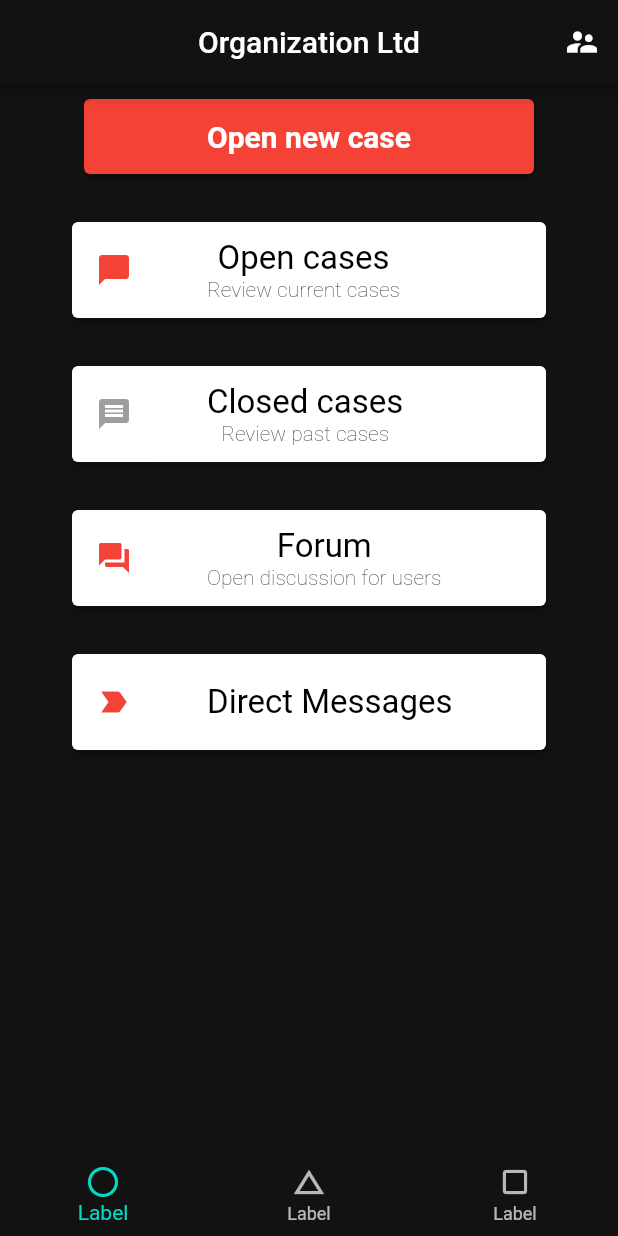
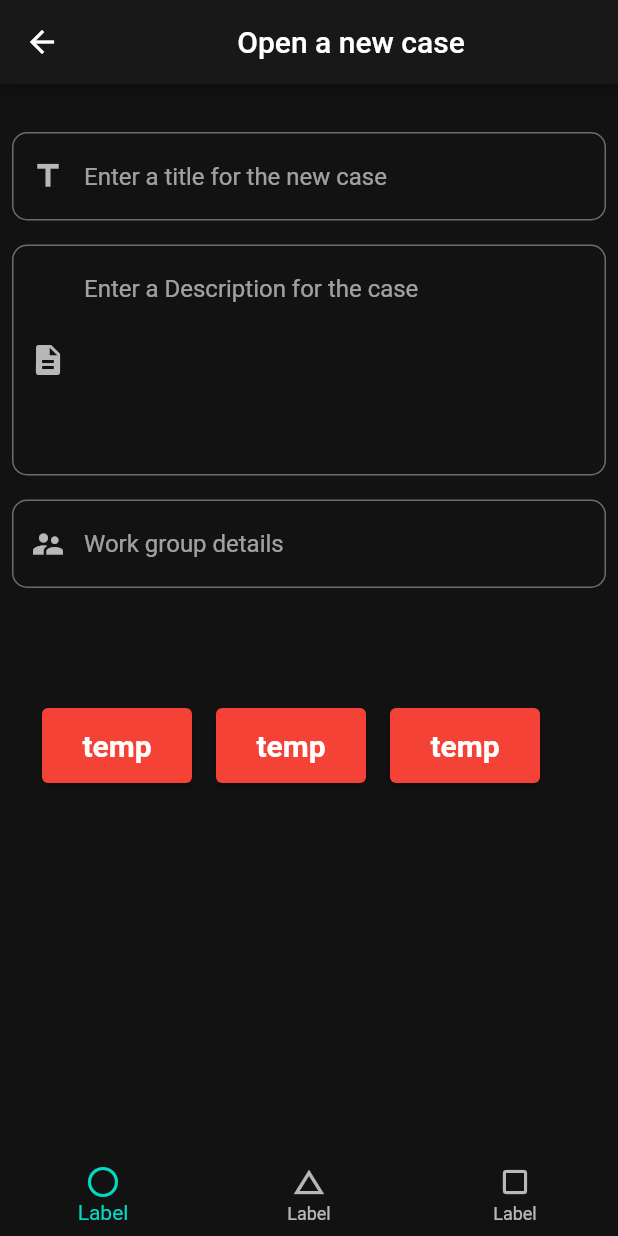
Before and after one commit to Vastamaki88/UI-final-project, a Flutter app: the MessagesView screen opened directly, after a tap on "Open new case", on a phone screen of 412 x 824 dp. Run offline on Flutter 3.47's test engine with Material 2 defaults, Android fonts, the phone set to English and light mode, and no system bars; our stand-ins replace email_validator.

Commit message:
New case view added.

```diff
--- a/final_project/lib/MessagesView.dart
+++ b/final_project/lib/MessagesView.dart
@@ -1,5 +1,6 @@
 
 import 'package:final_project/LoginView.dart';
+import 'package:final_project/OpenNewCase.dart';
 import 'package:flutter/material.dart';
 import 'LoginView.dart';
 
@@ -54,7 +55,7 @@ class _MessagesViewState extends State<MessagesView> {
                     context,
                     MaterialPageRoute(
                       builder: (context) =>
-                      const MessagesView(title: 'Messaging UI'),
+                      const OpenNewCase(title: 'New Case UI'),
                     ),
                   );
                 },
--- /dev/null
+++ b/final_project/lib/OpenNewCase.dart
@@ -0,0 +1,182 @@
+
+import 'package:final_project/LoginView.dart';
+import 'package:flutter/material.dart';
+import 'MessagesView.dart';
+import 'LoginView.dart';
+
+
+class OpenNewCase extends StatefulWidget {
+  const OpenNewCase({Key? key, required this.title}) : super(key: key);
+  final String title;
+
+  @override
+  State<OpenNewCase> createState() => _OpenNewCaseState();
+}
+
+class _OpenNewCaseState extends State<OpenNewCase> {
+
+  @override
+  Widget build(BuildContext context) {
+    return Scaffold(
+        backgroundColor: Theme.of(context).colorScheme.background,
+        bottomNavigationBar: BottomNavigationBar(
+            backgroundColor: Theme.of(context).colorScheme.background,
+            items: const [
+              BottomNavigationBarItem(
+                icon: Icon(Icons.radio_button_unchecked),
+                label: 'Label',
+              ),
+              BottomNavigationBarItem(
+                icon: Icon(Icons.change_history),
+                label: 'Label',
+              ),
+              BottomNavigationBarItem(
+                icon: Icon(Icons.crop_square),
+                label: 'Label',
+              ),
+            ]
+        ),
+        appBar: AppBar(title: Center(child: const Text("Open a new case")),),
+      body:
+        Column(
+          children: [
+            Padding(
+              padding: const EdgeInsets.fromLTRB(8, 32, 8, 8),
+              child: TextFormField(
+                maxLines: 1,
+                decoration: InputDecoration(
+                  hintText: 'Enter a title for the new case',
+                  prefixIcon  : const Icon(Icons.title),
+                  border: OutlineInputBorder(
+                    borderRadius: BorderRadius.circular(10),
+                  ),
+                ),
+              ),
+            ),
+            Padding(
+              padding: const EdgeInsets.fromLTRB(8, 8, 8, 8),
+              child: TextFormField(
+                maxLines: 6,
+                decoration: InputDecoration(
+                  hintText: 'Enter a Description for the case',
+                  prefixIcon  : const Icon(Icons.description),
+                  border: OutlineInputBorder(
+                    borderRadius: BorderRadius.circular(10),
+                  ),
+                ),
+              ),
+            ),
+            Padding(
+              padding: const EdgeInsets.fromLTRB(8, 8, 8, 8),
+              child: TextFormField(
+                maxLines: 1,
+                decoration: InputDecoration(
+                  hintText: 'Work group details',
+                  prefixIcon  : const Icon(Icons.supervisor_account),
+                  border: OutlineInputBorder(
+                    borderRadius: BorderRadius.circular(10),
+                  ),
+                ),
+              ),
+            ),
+            Padding(
+              padding: const EdgeInsets.fromLTRB(20, 64, 20, 0),
+              child: Row(
+                children: [
+                  Padding(
+                    padding: const EdgeInsets.all(8.0),
+                    child: ElevatedButton(
+                      onPressed: () {
+                        //if (_formKey.currentState!.validate()) {}
+                        //go to next view, not sure if validator needed
+                        Navigator.pushReplacement(
+                          context,
+                          MaterialPageRoute(
+                            builder: (context) =>
+                            const MessagesView(title: 'Messaging UI'),
+                          ),
+                        );
+                      },
+                      style: ElevatedButton.styleFrom(
+                          minimumSize: Size(100, 50),
+                          textStyle: const TextStyle(fontSize: 20),
+                        primary: Theme.of(context).colorScheme.primary,
+
+                      ),
+                      child: const Text(
+                        'temp',
+                        style: TextStyle(
+                          color: Colors.white,
+                          fontWeight: FontWeight.bold,
+                          fontSize: 20,
+                        ),
+                      ),
+                    ),
+                  ),
+                  Padding(
+                    padding: const EdgeInsets.all(8.0),
+                    child: ElevatedButton(
+                      onPressed: () {
+                        //if (_formKey.currentState!.validate()) {}
+                        //go to next view, not sure if validator needed
+                        Navigator.pushReplacement(
+                          context,
+                          MaterialPageRoute(
+                            builder: (context) =>
+                            const MessagesView(title: 'Messaging UI'),
+                          ),
+                        );
+                      },
+                      style: ElevatedButton.styleFrom(
+                        minimumSize: Size(100, 50),
+                        textStyle: const TextStyle(fontSize: 20),
+                        primary: Theme.of(context).colorScheme.primary,
+
+                      ),
+                      child: const Text(
+                        'temp',
+                        style: TextStyle(
+                          color: Colors.white,
+                          fontWeight: FontWeight.bold,
+                          fontSize: 20,
+                        ),
+                      ),
+                    ),
+                  ),Padding(
+                    padding: const EdgeInsets.all(8.0),
+                    child: ElevatedButton(
+                      onPressed: () {
+                        //if (_formKey.currentState!.validate()) {}
+                        //go to next view, not sure if validator needed
+                        Navigator.pushReplacement(
+                          context,
+                          MaterialPageRoute(
+                            builder: (context) =>
+                            const MessagesView(title: 'Messaging UI'),
+                          ),
+                        );
+                      },
+                      style: ElevatedButton.styleFrom(
+                        minimumSize: Size(100, 50),
+                        textStyle: const TextStyle(fontSize: 20),
+                        primary: Theme.of(context).colorScheme.primary,
+
+                      ),
+                      child: const Text(
+                        'temp',
+                        style: TextStyle(
+                          color: Colors.white,
+                          fontWeight: FontWeight.bold,
+                          fontSize: 20,
+                        ),
+                      ),
+                    ),
+                  )
+                ],
+              ),
+            ),
+          ],
+        )
+    );
+  }
+}
```
